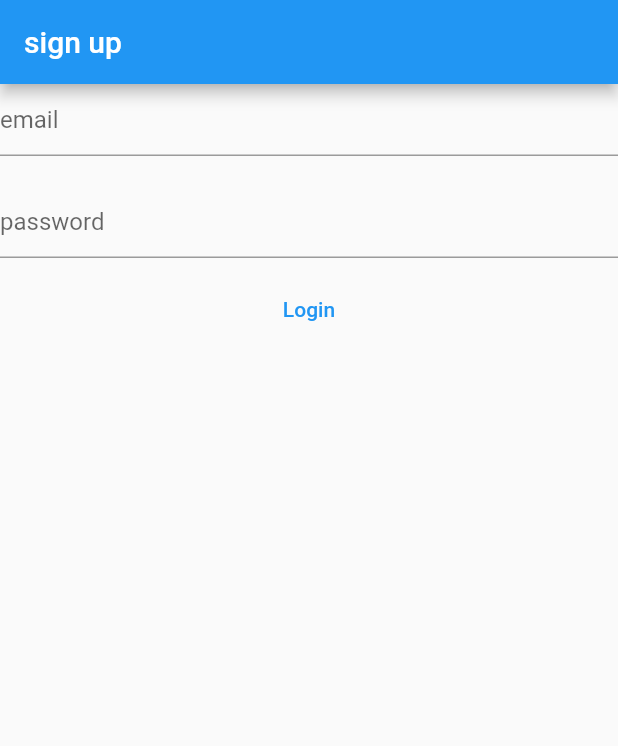
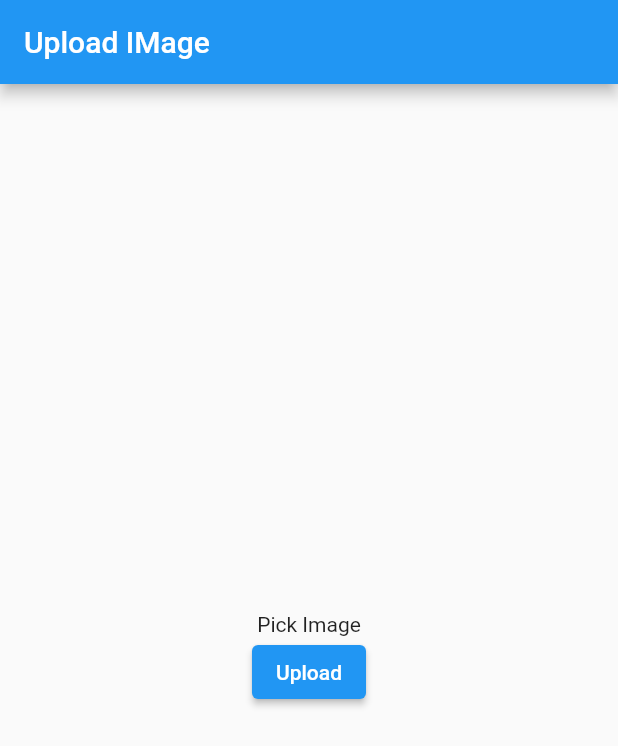
Before and after one commit to sumitpant190/learning-get-api-call, a Flutter app: the screen it shows after launch, on a phone screen of 412 x 824 dp. Shown: the top 746 px of the screen. Run offline on Flutter 3.47's test engine with Material 2 defaults, Android fonts, the phone set to English and light mode, and no system bars; drawn by our look-alikes of modal_progress_hud_nsn; our stand-ins replace image_picker.

Commit message:
image upload completed

```diff
--- a/lib/main.dart
+++ b/lib/main.dart
@@ -1,5 +1,6 @@
 import 'package:apis/example_two.dart';
 import 'package:apis/signup.dart';
+import 'package:apis/upload_image.dart';
 import 'package:flutter/material.dart';
 
 import 'home_screen.dart';
@@ -15,7 +16,7 @@
   Widget build(BuildContext context) {
     return MaterialApp(
       debugShowCheckedModeBanner: false,
-      home: SignUp(),
+      home: UploadImageScreen(),
     );
   }
 }
--- /dev/null
+++ b/lib/upload_image.dart
@@ -0,0 +1,108 @@
+import 'dart:io';
+import 'package:http/http.dart ' as http;
+
+import 'package:flutter/material.dart';
+import 'package:flutter/src/widgets/framework.dart';
+import 'package:flutter/src/widgets/placeholder.dart';
+import 'package:image_picker/image_picker.dart';
+import 'package:modal_progress_hud_nsn/modal_progress_hud_nsn.dart';
+
+class UploadImageScreen extends StatefulWidget {
+  const UploadImageScreen({super.key});
+
+  @override
+  State<UploadImageScreen> createState() => _UploadImageScreenState();
+}
+
+class _UploadImageScreenState extends State<UploadImageScreen> {
+  File? image; //stores directory
+  final _picker = ImagePicker();
+  bool showSpinner = false;
+
+//getting image path
+  Future getImage() async {
+    final pickedFile =
+        await _picker.pickImage(source: ImageSource.gallery, imageQuality: 80);
+
+    if (pickedFile != null) {
+      image = File(pickedFile.path);
+      setState(() {});
+    } else {}
+  }
+
+  Future<void> uploadImage() async {
+    setState(() {
+      showSpinner = true;
+    });
+
+    var stream = new http.ByteStream(image!.openRead());
+    stream.cast();
+
+    var length = await image!.length();
+    var uri = Uri.parse('https://fakestoreapi.com/products');
+    var request = new http.MultipartRequest('POST', uri);
+    request.fields['title'] = 'Static title';
+
+    var multiPort = new http.MultipartFile('image', stream, length);
+
+    request.files.add(multiPort);
+
+    var response = await request.send();
+
+    if (response.statusCode == 200) {
+      setState(() {
+        showSpinner = false;
+      });
+      print('image uploaded');
+    } else {
+      setState(() {
+        showSpinner = false;
+      });
+      print('error uploading image');
+    }
+  }
+
+  @override
+  Widget build(BuildContext context) {
+    return ModalProgressHUD(
+      inAsyncCall: showSpinner,
+      child: Scaffold(
+        appBar: AppBar(
+          title: Text('Upload IMage'),
+        ),
+        body: Column(
+          mainAxisAlignment: MainAxisAlignment.center,
+          crossAxisAlignment: CrossAxisAlignment.center,
+          children: [
+            GestureDetector(
+              onTap: () {
+                getImage();
+              },
+              child: Container(
+                child: image == null
+                    ? Center(
+                        child: Text('Pick Image'),
+                      )
+                    : Container(
+                        child: Center(
+                          child: Image.file(
+                            File(image!.path).absolute,
+                            height: 100,
+                            width: 100,
+                            fit: BoxFit.cover,
+                          ),
+                        ),
+                      ),
+              ),
+            ),
+            ElevatedButton(
+                onPressed: () {
+                  uploadImage();
+                },
+                child: Text('Upload'))
+          ],
+        ),
+      ),
+    );
+  }
+}
--- a/pubspec.yaml
+++ b/pubspec.yaml
@@ -36,6 +36,8 @@
   # Use with the CupertinoIcons class for iOS style icons.
   cupertino_icons: ^1.0.2
   http: ^0.13.5
+  image_picker: ^0.8.7+4
+  modal_progress_hud_nsn: ^0.4.0
 
 dev_dependencies:
   flutter_test:
```
Also changed, not shown: pubspec.lock, 6 other files.
